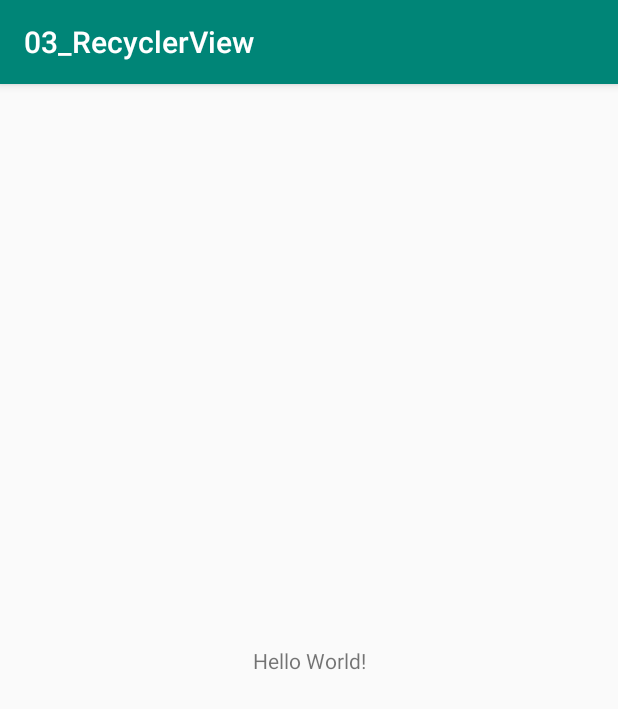
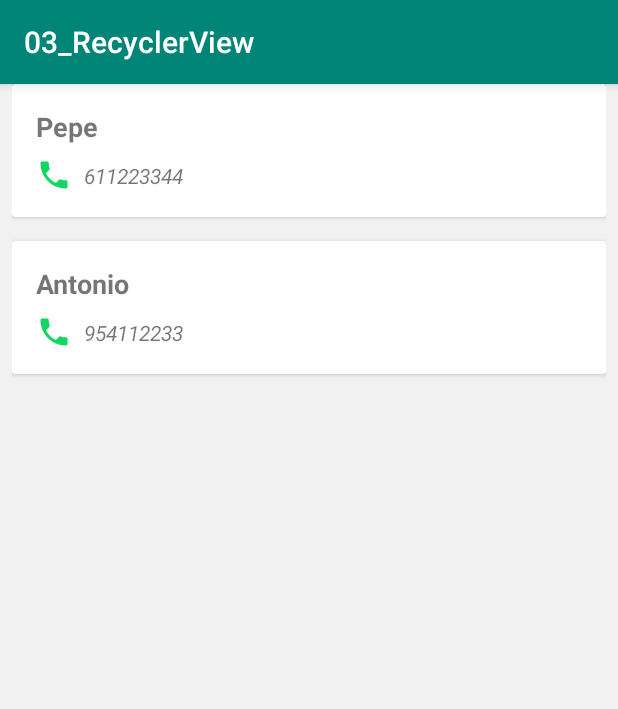
Before and after one commit to miguelcamposdev/di2018, an Android app: the screen it shows after launch (MainActivity), on a phone screen of 412 x 824 dp. Shown: the top 709 px of the screen. Run offline under Robolectric (Android 15) with nearby library versions, the phone set to English and light mode, and no system bars.

Commit message:
RecyclerView completo con intent implícito

```diff
--- a/UD06_AndroidListas/03_RecyclerView/app/build.gradle
+++ b/UD06_AndroidListas/03_RecyclerView/app/build.gradle
@@ -22,7 +22,10 @@ dependencies {
     implementation fileTree(dir: 'libs', include: ['*.jar'])
     implementation 'com.android.support:appcompat-v7:28.0.0'
     implementation 'com.android.support.constraint:constraint-layout:1.1.3'
+    implementation 'com.android.support:support-v4:28.0.0'
+    implementation 'com.android.support:recyclerview-v7:28.0.0'
     testImplementation 'junit:junit:4.12'
     androidTestImplementation 'com.android.support.test:runner:1.0.2'
     androidTestImplementation 'com.android.support.test.espresso:espresso-core:3.0.2'
+    implementation 'com.android.support:cardview-v7:28.0.0'
 }
--- a/UD06_AndroidListas/03_RecyclerView/app/src/main/AndroidManifest.xml
+++ b/UD06_AndroidListas/03_RecyclerView/app/src/main/AndroidManifest.xml
@@ -1,6 +1,8 @@
 <?xml version="1.0" encoding="utf-8"?>
 <manifest xmlns:android="http://schemas.android.com/apk/res/android"
     package="com.miguelcr.a03_recyclerview">
+
+    <uses-permission android:name="android.permission.CALL_PHONE"></uses-permission>
 
     <application
         android:allowBackup="true"
--- /dev/null
+++ b/UD06_AndroidListas/03_RecyclerView/app/src/main/java/com/miguelcr/a03_recyclerview/Alumno.java
@@ -0,0 +1,27 @@
+package com.miguelcr.a03_recyclerview;
+
+class Alumno {
+    private String nombre;
+    private String telefono;
+
+    public Alumno(String nombre, String telefono) {
+        this.nombre = nombre;
+        this.telefono = telefono;
+    }
+
+    public String getNombre() {
+        return nombre;
+    }
+
+    public void setNombre(String nombre) {
+        this.nombre = nombre;
+    }
+
+    public String getTelefono() {
+        return telefono;
+    }
+
+    public void setTelefono(String telefono) {
+        this.telefono = telefono;
+    }
+}
--- /dev/null
+++ b/UD06_AndroidListas/03_RecyclerView/app/src/main/java/com/miguelcr/a03_recyclerview/AlumnosInteractionListener.java
@@ -0,0 +1,6 @@
+package com.miguelcr.a03_recyclerview;
+
+public interface AlumnosInteractionListener {
+    public void onClickAlumno(String nombre);
+    public void onAlumnoPhoneClick(String telefono);
+}
--- a/UD06_AndroidListas/03_RecyclerView/app/src/main/java/com/miguelcr/a03_recyclerview/MainActivity.java
+++ b/UD06_AndroidListas/03_RecyclerView/app/src/main/java/com/miguelcr/a03_recyclerview/MainActivity.java
@@ -1,13 +1,33 @@
 package com.miguelcr.a03_recyclerview;
 
+import android.content.Intent;
+import android.net.Uri;
+import android.support.v4.app.Fragment;
 import android.support.v7.app.AppCompatActivity;
 import android.os.Bundle;
 
-public class MainActivity extends AppCompatActivity {
+public class MainActivity extends AppCompatActivity implements AlumnosInteractionListener {
 
     @Override
     protected void onCreate(Bundle savedInstanceState) {
         super.onCreate(savedInstanceState);
         setContentView(R.layout.activity_main);
     }
+
+    @Override
+    public void onClickAlumno(String nombre) {
+
+    }
+
+    @Override
+    public void onAlumnoPhoneClick(String telefono) {
+        Intent intent = new Intent(Intent.ACTION_CALL);
+        intent.setData(Uri.parse("tel:" + telefono));
+        if (intent.resolveActivity(getPackageManager()) != null) {
+            startActivity(intent);
+        } else {
+            // Toast diciendo que no piratee el móvil
+        }
+
+    }
 }
--- /dev/null
+++ b/UD06_AndroidListas/03_RecyclerView/app/src/main/java/com/miguelcr/a03_recyclerview/MyRestaurantRecyclerViewAdapter.java
@@ -0,0 +1,66 @@
+package com.miguelcr.a03_recyclerview;
+
+import android.content.Context;
+import android.support.v7.widget.RecyclerView;
+import android.view.LayoutInflater;
+import android.view.View;
+import android.view.ViewGroup;
+import android.widget.TextView;
+
+import java.util.List;
+
+public class MyRestaurantRecyclerViewAdapter extends RecyclerView.Adapter<MyRestaurantRecyclerViewAdapter.ViewHolder> {
+
+    private final List<Alumno> mValues;
+    private final AlumnosInteractionListener mListener;
+
+    public MyRestaurantRecyclerViewAdapter(Context ctx, int layout, List<Alumno> items, AlumnosInteractionListener listener) {
+        mValues = items;
+        mListener = listener;
+    }
+
+    @Override
+    public ViewHolder onCreateViewHolder(ViewGroup parent, int viewType) {
+        View view = LayoutInflater.from(parent.getContext())
+                .inflate(R.layout.fragment_restaurant, parent, false);
+        return new ViewHolder(view);
+    }
+
+    @Override
+    public void onBindViewHolder(final ViewHolder holder, int position) {
+        holder.mItem = mValues.get(position);
+        holder.tvNombre.setText(holder.mItem.getNombre());
+        holder.tvTelefono.setText(holder.mItem.getTelefono());
+
+        holder.tvTelefono.setOnClickListener(new View.OnClickListener() {
+            @Override
+            public void onClick(View v) {
+                mListener.onAlumnoPhoneClick(holder.mItem.getTelefono());
+            }
+        });
+    }
+
+    @Override
+    public int getItemCount() {
+        return mValues.size();
+    }
+
+    public class ViewHolder extends RecyclerView.ViewHolder {
+        public final View mView;
+        public final TextView tvNombre;
+        public final TextView tvTelefono;
+        public Alumno mItem;
+
+        public ViewHolder(View view) {
+            super(view);
+            mView = view;
+            tvNombre = view.findViewById(R.id.textViewNombre);
+            tvTelefono = view.findViewById(R.id.textViewTelefono);
+        }
+
+        @Override
+        public String toString() {
+            return super.toString() + " '" + tvNombre.getText() + "'";
+        }
+    }
+}
--- /dev/null
+++ b/UD06_AndroidListas/03_RecyclerView/app/src/main/java/com/miguelcr/a03_recyclerview/RestaurantFragment.java
@@ -0,0 +1,106 @@
+package com.miguelcr.a03_recyclerview;
+
+import android.content.Context;
+import android.os.Bundle;
+import android.support.v4.app.Fragment;
+import android.support.v7.widget.GridLayoutManager;
+import android.support.v7.widget.LinearLayoutManager;
+import android.support.v7.widget.RecyclerView;
+import android.view.LayoutInflater;
+import android.view.View;
+import android.view.ViewGroup;
+
+import java.util.ArrayList;
+import java.util.List;
+
+public class RestaurantFragment extends Fragment {
+
+    // TODO: Customize parameter argument names
+    private static final String ARG_COLUMN_COUNT = "column-count";
+    // TODO: Customize parameters
+    private int mColumnCount = 1;
+    private AlumnosInteractionListener mListener;
+    MyRestaurantRecyclerViewAdapter adapter;
+    Context ctx;
+    List<Alumno> alumnos;
+
+    /**
+     * Mandatory empty constructor for the fragment manager to instantiate the
+     * fragment (e.g. upon screen orientation changes).
+     */
+    public RestaurantFragment() {
+    }
+
+    // TODO: Customize parameter initialization
+    @SuppressWarnings("unused")
+    public static RestaurantFragment newInstance(int columnCount) {
+        RestaurantFragment fragment = new RestaurantFragment();
+        Bundle args = new Bundle();
+        args.putInt(ARG_COLUMN_COUNT, columnCount);
+        fragment.setArguments(args);
+        return fragment;
+    }
+
+    @Override
+    public void onCreate(Bundle savedInstanceState) {
+        super.onCreate(savedInstanceState);
+
+        if (getArguments() != null) {
+            mColumnCount = getArguments().getInt(ARG_COLUMN_COUNT);
+        }
+    }
+
+    @Override
+    public View onCreateView(LayoutInflater inflater, ViewGroup container,
+                             Bundle savedInstanceState) {
+        View view = inflater.inflate(R.layout.fragment_restaurant_list, container, false);
+
+        // Set the adapter
+        if (view instanceof RecyclerView) {
+            Context context = view.getContext();
+            RecyclerView recyclerView = (RecyclerView) view;
+            if (mColumnCount <= 1) {
+                recyclerView.setLayoutManager(new LinearLayoutManager(context));
+            } else {
+                recyclerView.setLayoutManager(new GridLayoutManager(context, mColumnCount));
+            }
+
+            alumnos = new ArrayList<>();
+            alumnos.add(new Alumno("Pepe", "611223344"));
+            alumnos.add(new Alumno("Antonio", "954112233"));
+
+            adapter = new MyRestaurantRecyclerViewAdapter(
+                    ctx,
+                    R.layout.fragment_restaurant,
+                    alumnos,
+                    mListener
+            );
+            recyclerView.setAdapter(adapter);
+        }
+        return view;
+    }
+
+
+    @Override
+    public void onAttach(Context context) {
+        super.onAttach(context);
+        this.ctx = context;
+        if (context instanceof AlumnosInteractionListener) {
+            mListener = (AlumnosInteractionListener) context;
+        } else {
+            throw new RuntimeException(context.toString()
+                    + " killo implementa esto o peta >>> AlumnosInteractionListener");
+        }
+    }
+
+    @Override
+    public void onDetach() {
+        super.onDetach();
+        mListener = null;
+    }
+
+    public void updateInformacion(String telefono) {
+
+    }
+
+}
--- /dev/null
+++ b/UD06_AndroidListas/03_RecyclerView/app/src/main/res/drawable/ic_call_green_24dp.xml
@@ -0,0 +1,5 @@
+<vector android:height="24dp" android:tint="#12D662"
+    android:viewportHeight="24.0" android:viewportWidth="24.0"
+    android:width="24dp" xmlns:android="http://schemas.android.com/apk/res/android">
+    <path android:fillColor="#FF000000" android:pathData="M6.62,10.79c1.44,2.83 3.76,5.14 6.59,6.59l2.2,-2.2c0.27,-0.27 0.67,-0.36 1.02,-0.24 1.12,0.37 2.33,0.57 3.57,0.57 0.55,0 1,0.45 1,1V20c0,0.55 -0.45,1 -1,1 -9.39,0 -17,-7.61 -17,-17 0,-0.55 0.45,-1 1,-1h3.5c0.55,0 1,0.45 1,1 0,1.25 0.2,2.45 0.57,3.57 0.11,0.35 0.03,0.74 -0.25,1.02l-2.2,2.2z"/>
+</vector>
--- a/UD06_AndroidListas/03_RecyclerView/app/src/main/res/layout/activity_main.xml
+++ b/UD06_AndroidListas/03_RecyclerView/app/src/main/res/layout/activity_main.xml
@@ -6,13 +6,14 @@
     android:layout_height="match_parent"
     tools:context=".MainActivity">
 
-    <TextView
-        android:layout_width="wrap_content"
-        android:layout_height="wrap_content"
-        android:text="Hello World!"
+
+    <fragment
+        android:id="@+id/fragment"
+        android:name="com.miguelcr.a03_recyclerview.RestaurantFragment"
+        android:layout_width="0dp"
+        android:layout_height="0dp"
         app:layout_constraintBottom_toBottomOf="parent"
-        app:layout_constraintLeft_toLeftOf="parent"
-        app:layout_constraintRight_toRightOf="parent"
+        app:layout_constraintEnd_toEndOf="parent"
+        app:layout_constraintStart_toStartOf="parent"
         app:layout_constraintTop_toTopOf="parent" />
-
 </android.support.constraint.ConstraintLayout>
--- /dev/null
+++ b/UD06_AndroidListas/03_RecyclerView/app/src/main/res/layout/fragment_restaurant.xml
@@ -0,0 +1,52 @@
+<?xml version="1.0" encoding="utf-8"?>
+<android.support.v7.widget.CardView xmlns:android="http://schemas.android.com/apk/res/android"
+    xmlns:app="http://schemas.android.com/apk/res-auto"
+    xmlns:tools="http://schemas.android.com/tools"
+    android:layout_width="match_parent"
+    android:layout_height="wrap_content"
+    android:layout_marginBottom="16dp">
+
+    <android.support.constraint.ConstraintLayout
+        android:layout_width="match_parent"
+        android:layout_height="match_parent">
+
+        <TextView
+            android:id="@+id/textViewNombre"
+            android:layout_width="wrap_content"
+            android:layout_height="wrap_content"
+            android:layout_marginStart="16dp"
+            android:layout_marginLeft="16dp"
+            android:layout_marginTop="16dp"
+            android:text="TextView"
+            android:textSize="18sp"
+            android:textStyle="bold"
+            app:layout_constraintBottom_toTopOf="@+id/imageView"
+            app:layout_constraintStart_toStartOf="parent"
+            app:layout_constraintTop_toTopOf="parent"
+            app:layout_constraintVertical_chainStyle="spread_inside" />
+
+        <TextView
+            android:id="@+id/textViewTelefono"
+            android:layout_width="wrap_content"
+            android:layout_height="wrap_content"
+            android:layout_marginStart="8dp"
+            android:layout_marginLeft="8dp"
+            android:text="TextView"
+            android:textStyle="italic"
+            app:layout_constraintBottom_toBottomOf="@+id/imageView"
+            app:layout_constraintStart_toEndOf="@+id/imageView"
+            app:layout_constraintTop_toTopOf="@+id/imageView" />
+
+        <ImageView
+            android:id="@+id/imageView"
+            android:layout_width="wrap_content"
+            android:layout_height="wrap_content"
+            android:layout_marginTop="8dp"
+            android:layout_marginBottom="16dp"
+            app:layout_constraintBottom_toBottomOf="parent"
+            app:layout_constraintStart_toStartOf="@+id/textViewNombre"
+            app:layout_constraintTop_toBottomOf="@+id/textViewNombre"
+            app:srcCompat="@drawable/ic_call_green_24dp" />
+
+    </android.support.constraint.ConstraintLayout>
+</android.support.v7.widget.CardView>
--- /dev/null
+++ b/UD06_AndroidListas/03_RecyclerView/app/src/main/res/layout/fragment_restaurant_list.xml
@@ -0,0 +1,18 @@
+<?xml version="1.0" encoding="utf-8"?>
+<android.support.v7.widget.RecyclerView xmlns:android="http://schemas.android.com/apk/res/android"
+    xmlns:app="http://schemas.android.com/apk/res-auto"
+    xmlns:tools="http://schemas.android.com/tools"
+    android:id="@+id/list"
+    android:name="com.miguelcr.a03_recyclerview.RestaurantFragment"
+    android:layout_width="match_parent"
+    android:layout_height="match_parent"
+    android:layout_marginLeft="16dp"
+    android:layout_marginRight="16dp"
+    app:layoutManager="LinearLayoutManager"
+    android:paddingLeft="8dp"
+    android:paddingStart="8dp"
+    android:paddingRight="8dp"
+    android:paddingEnd="8dp"
+    tools:context=".RestaurantFragment"
+    tools:listitem="@layout/fragment_restaurant"
+    android:background="#F1F1F1"/>
--- /dev/null
+++ b/UD06_AndroidListas/03_RecyclerView/app/src/main/res/values/dimens.xml
@@ -0,0 +1,4 @@
+<?xml version="1.0" encoding="utf-8"?>
+<resources>
+    <dimen name="text_margin">16dp</dimen>
+</resources>
```
